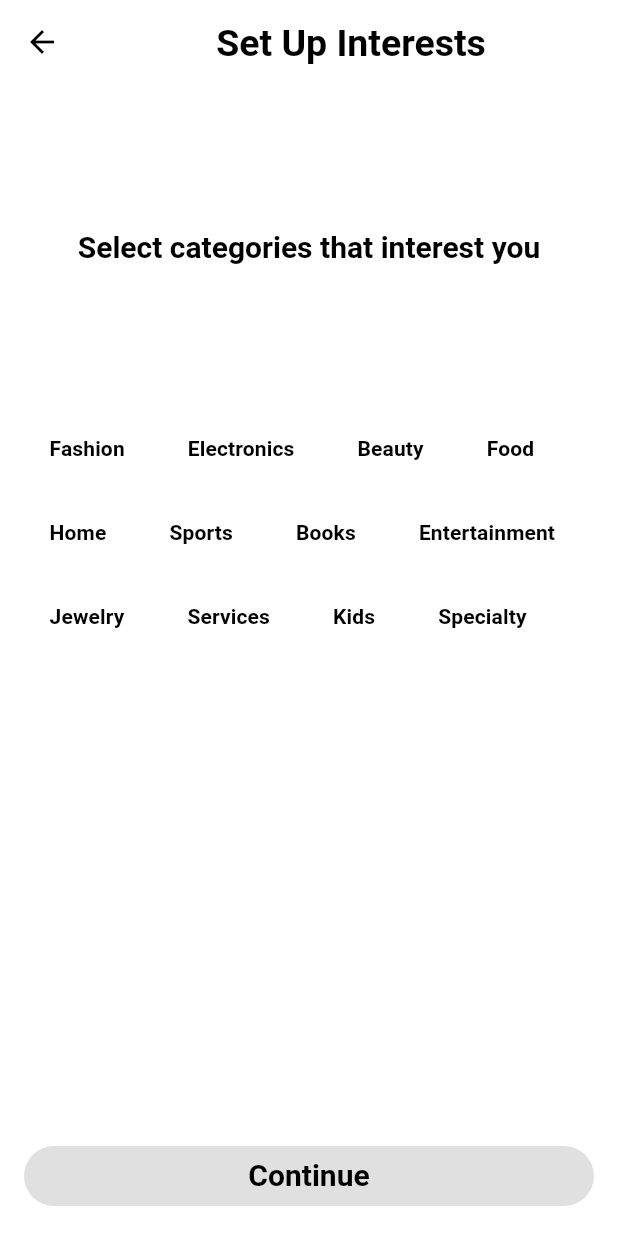
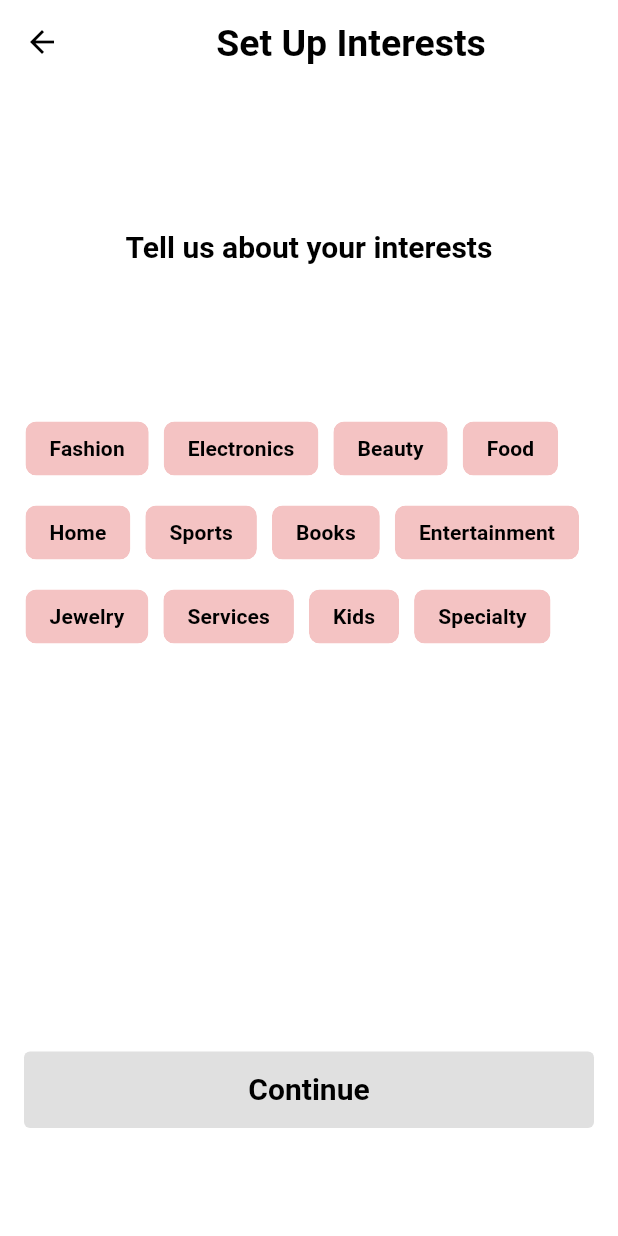
Before and after one commit to adala-wanyande/soko-v2, a Flutter app: the SetUpInterestScreen screen opened directly, on a phone screen of 412 x 824 dp. Run offline on Flutter 3.47's test engine with Material 3 defaults, Android fonts, the phone set to English and light mode, and no system bars; our stand-ins replace firebase_auth, firebase_core, flutter_riverpod, google_fonts, google_sign_in; accounts and stored records are empty; Roboto replaces fonts that are missing (Besley).

Commit message:
feat: change shape of button and colour of choice chips to primary colour

```diff
--- a/lib/main.dart
+++ b/lib/main.dart
@@ -1,6 +1,7 @@
 import 'package:flutter/material.dart';
 import 'package:google_fonts/google_fonts.dart';
 import 'package:firebase_core/firebase_core.dart';
+import 'package:soko_v2/screens/profile/set_up_interests.dart';
 import 'package:soko_v2/screens/verification/splash_screen.dart';
 import 'firebase_options.dart';
 import 'package:flutter_riverpod/flutter_riverpod.dart';
@@ -89,7 +90,7 @@ class MyApp extends StatelessWidget {
         ),
         scaffoldBackgroundColor: const Color(0xFFF6F5FF),
       ),
-      home: const SplashScreen(),
+      home: const SetUpInterestScreen(),
     );
   }
 }
--- a/lib/screens/profile/set_up_interests.dart
+++ b/lib/screens/profile/set_up_interests.dart
@@ -45,7 +45,7 @@ class _SetUpInterestPageState extends State<SetUpInterestScreen> {
   Widget build(BuildContext context) {
     return Scaffold(
       appBar: AppBar(
-        leading:  IconButton(
+        leading: IconButton(
           icon: const Icon(Icons.arrow_back),
           onPressed: () {
             //Navigator.of(context).pop();
@@ -68,7 +68,7 @@ class _SetUpInterestPageState extends State<SetUpInterestScreen> {
             child: Padding(
               padding: const EdgeInsets.symmetric(horizontal: 16.0),
               child: Text(
-              'Select categories that interest you',
+                'Tell us about your interests',
                 style: Theme.of(context).textTheme.headlineSmall,
               ),
             ),
@@ -87,30 +87,41 @@ class _SetUpInterestPageState extends State<SetUpInterestScreen> {
                     onSelected: (selected) {
                       toggleInterest(interest);
                     },
+                    backgroundColor: isSelected(interest)
+                        ? Theme.of(context).colorScheme.primary
+                        : Theme.of(context).colorScheme.secondary,
+                    selectedColor: Theme.of(context).colorScheme.primary,
                   );
                 }).toList(),
               ),
             ),
           ),
           Padding(
-            padding: const EdgeInsets.all(16.0),
+            padding: const EdgeInsets.fromLTRB(16.0, 0.0, 16.0, 72.0),
             child: ElevatedButton(
               onPressed: selectedInterests.isNotEmpty
                   ? () {
                       Navigator.push(
                         context,
                         MaterialPageRoute(
-                        builder: (context) => const MainScreen()
-                      ),
+                            builder: (context) => const MainScreen()),
                       );
                     }
                   : null,
               style: ElevatedButton.styleFrom(
-                    backgroundColor: selectedInterests.isNotEmpty ? Theme.of(context).primaryColor:Theme.of(context).secondaryHeaderColor,
+                backgroundColor: selectedInterests.isNotEmpty
+                    ? Theme.of(context).colorScheme.primary
+                    : Theme.of(context).colorScheme.secondary,
+                    shape: RoundedRectangleBorder(
+                      borderRadius: BorderRadius.circular(4.0),
+                    )
               ),
+              child: Padding(
+                padding: const EdgeInsets.symmetric(vertical: 12.0),
               child: Text(
                 'Continue',
                 style: Theme.of(context).textTheme.headlineSmall,
+              ),
               ),
             ),
           ),
```
Lines whose indentation alone changed are shown as unchanged.
